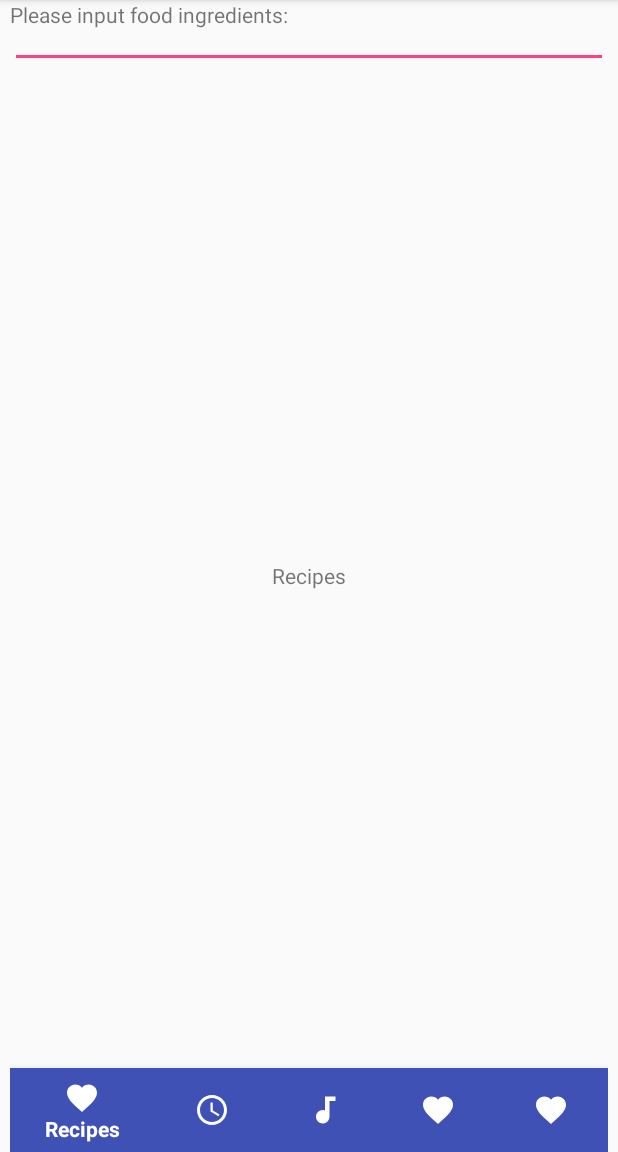
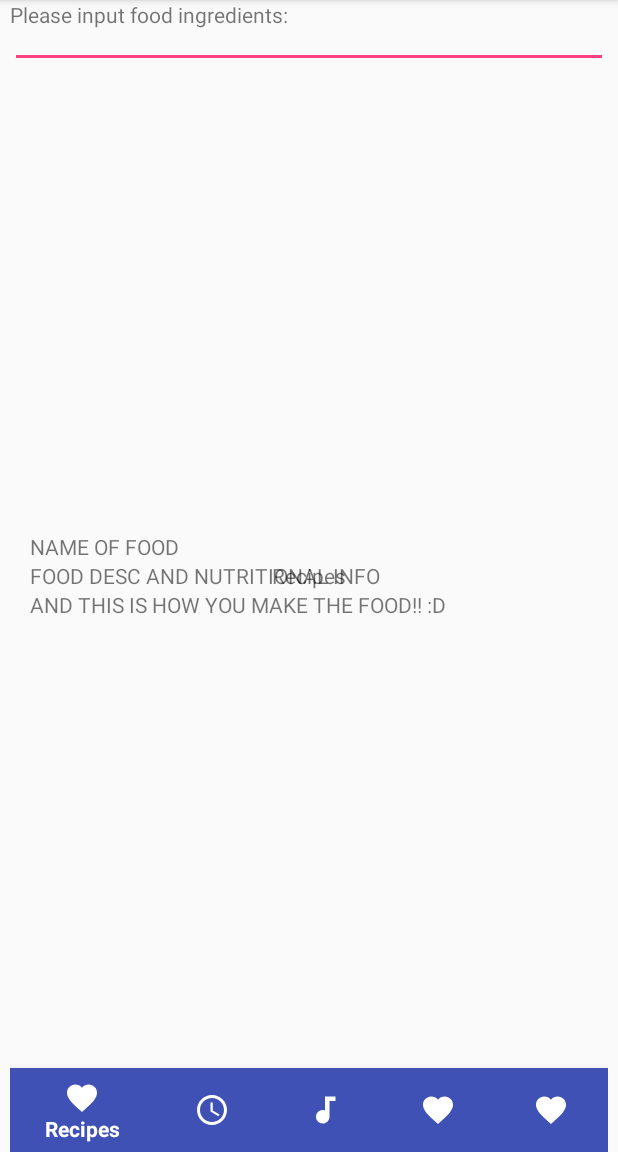
Before and after one commit to NinjaDoggy/Cooking, an Android app: the screen it shows after launch (MainActivity), on a phone screen of 412 x 824 dp, the part 84-1236 px from its top. Run offline under Robolectric (Android 15) with nearby library versions, the phone set to English and light mode, and no system bars.

Commit message:
Added Input screen objects and Recipe display objects.. Events are not handled yet.

```diff
--- a/app/src/main/res/layout/activity_main.xml
+++ b/app/src/main/res/layout/activity_main.xml
@@ -5,7 +5,7 @@
     android:layout_height="match_parent"
     android:paddingLeft="10px"
     android:paddingRight="10px">
-
+    //INGREDIENTS INPUT
     <TextView
         android:layout_width="wrap_content"
         android:layout_height="wrap_content"
@@ -15,14 +15,52 @@
         android:layout_height="wrap_content"
         android:layout_width="match_parent"
         android:inputType="text"/>
+    <Button
+        android:layout_width="wrap_content"
+        android:layout_height="wrap_content"
+        android:text="Add Ingredient"
+        android:layout_toRightOf="@+id/plain_text_input"/>
 
+    //CATALOG DISPLAY
+
+    //FOOD DISPLAY
+    <LinearLayout
+        android:layout_width="wrap_content"
+        android:layout_height="wrap_content"
+        android:orientation="vertical"
+        android:layout_centerVertical="true"
+        android:padding="20px">
+        <ImageView
+            android:layout_width="wrap_content"
+            android:layout_height="wrap_content" />
+
+
+        //food name?
+        <TextView
+            android:layout_width="wrap_content"
+            android:layout_height="wrap_content"
+            android:text="NAME OF FOOD"/>
+
+        //food description and nutritional information?
+        <TextView
+            android:layout_width="wrap_content"
+            android:layout_height="wrap_content"
+            android:text="FOOD DESC AND NUTRITIONAL INFO"/>
+
+        //steps to take
+        <TextView
+        android:layout_width="wrap_content"
+        android:layout_height="wrap_content"
+            android:text="AND THIS IS HOW YOU MAKE THE FOOD!! :D"/>
+    </LinearLayout>
+
+    //TEST OUTPUTS!! WILL NOT BE PRESENT IN FINAL CHANGES!!!
     <TextView
         android:id="@+id/text_recipes"
         android:layout_width="wrap_content"
         android:layout_height="wrap_content"
         android:layout_centerInParent="true"
         android:text="@string/text_recipeDatabase" />
-
     <TextView
         android:id="@+id/text_search"
         android:layout_width="wrap_content"
```
